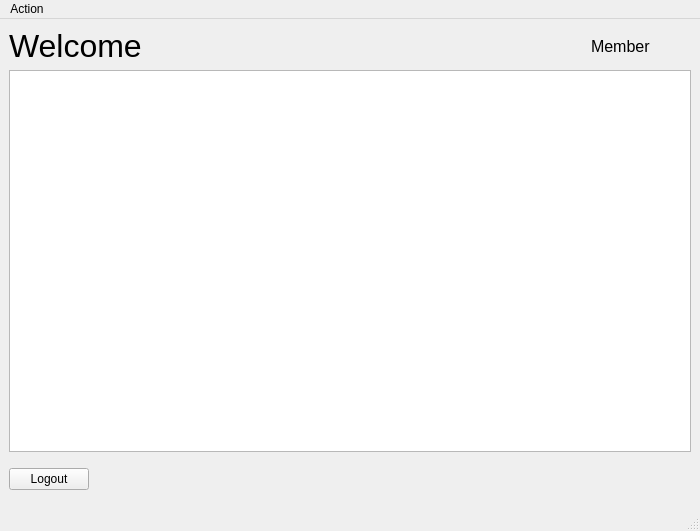
Above: design/Ui_/Member_Form.ui from SufferProgrammer/startup-desktop-python before the change. Below: the same form after it.
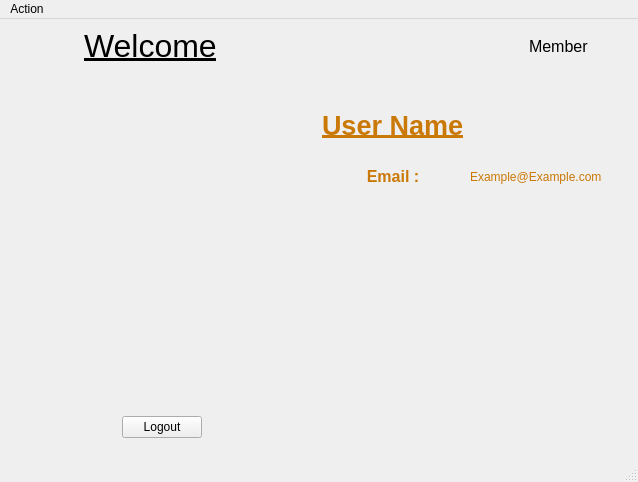
That is the form after the change. Icons and pictures are not drawn.

Commit message: serving user his profile, re-arrange UI structure in register, and member windows, also adding user image for touch(experimental)

Diff of the .ui file:
```diff
--- a/design/Ui_/Member_Form.ui
+++ b/design/Ui_/Member_Form.ui
@@ -6,22 +6,45 @@
    <rect>
     <x>0</x>
     <y>0</y>
-    <width>700</width>
-    <height>531</height>
+    <width>638</width>
+    <height>482</height>
    </rect>
   </property>
+  <property name="maximumSize">
+   <size>
+    <width>638</width>
+    <height>482</height>
+   </size>
+  </property>
   <property name="windowTitle">
    <string>Member</string>
   </property>
   <widget class="QWidget" name="centralwidget">
-   <layout class="QGridLayout" name="gridLayout">
+   <layout class="QGridLayout" name="gridLayout_4">
     <item row="0" column="0">
      <layout class="QHBoxLayout" name="horizontalLayout">
+      <item>
+       <spacer name="horizontalSpacer_6">
+        <property name="orientation">
+         <enum>Qt::Horizontal</enum>
+        </property>
+        <property name="sizeType">
+         <enum>QSizePolicy::Fixed</enum>
+        </property>
+        <property name="sizeHint" stdset="0">
+         <size>
+          <width>75</width>
+          <height>20</height>
+         </size>
+        </property>
+       </spacer>
+      </item>
       <item>
        <widget class="QLabel" name="label">
         <property name="font">
          <font>
           <pointsize>24</pointsize>
+          <underline>true</underline>
          </font>
         </property>
         <property name="text">
@@ -74,43 +97,63 @@
     </item>
     <item row="1" column="0">
      <layout class="QGridLayout" name="gridLayout_2">
-      <item row="1" column="1">
-       <spacer name="verticalSpacer">
+      <item row="1" column="2">
+       <spacer name="horizontalSpacer_3">
         <property name="orientation">
-         <enum>Qt::Vertical</enum>
-        </property>
-        <property name="sizeType">
-         <enum>QSizePolicy::Fixed</enum>
+         <enum>Qt::Horizontal</enum>
         </property>
         <property name="sizeHint" stdset="0">
          <size>
-          <width>20</width>
-          <height>10</height>
+          <width>40</width>
+          <height>20</height>
          </size>
         </property>
        </spacer>
       </item>
-      <item row="0" column="1">
-       <layout class="QVBoxLayout" name="verticalLayout">
+      <item row="0" column="0">
+       <layout class="QHBoxLayout" name="horizontalLayout_3">
         <item>
-         <widget class="QTableView" name="tableView"/>
+         <spacer name="horizontalSpacer_4">
+          <property name="orientation">
+           <enum>Qt::Horizontal</enum>
+          </property>
+          <property name="sizeHint" stdset="0">
+           <size>
+            <width>40</width>
+            <height>20</height>
+           </size>
+          </property>
+         </spacer>
+        </item>
+        <item>
+         <widget class="QLabel" name="label_7">
+          <property name="text">
+           <string/>
+          </property>
+          <property name="pixmap">
+           <pixmap resource="../resource/resource.qrc">:/Image/image/python-256.png</pixmap>
+          </property>
+          <property name="alignment">
+           <set>Qt::AlignCenter</set>
+          </property>
+         </widget>
+        </item>
+        <item>
+         <spacer name="horizontalSpacer_5">
+          <property name="orientation">
+           <enum>Qt::Horizontal</enum>
+          </property>
+          <property name="sizeHint" stdset="0">
+           <size>
+            <width>40</width>
+            <height>20</height>
+           </size>
+          </property>
+         </spacer>
         </item>
        </layout>
       </item>
-      <item row="2" column="1">
-       <widget class="QPushButton" name="pushButton">
-        <property name="sizePolicy">
-         <sizepolicy hsizetype="Fixed" vsizetype="Fixed">
-          <horstretch>0</horstretch>
-          <verstretch>0</verstretch>
-         </sizepolicy>
-        </property>
-        <property name="text">
-         <string>Logout</string>
-        </property>
-       </widget>
-      </item>
-      <item row="3" column="1">
+      <item row="3" column="0">
        <spacer name="verticalSpacer_2">
         <property name="orientation">
          <enum>Qt::Vertical</enum>
@@ -121,11 +164,168 @@
         <property name="sizeHint" stdset="0">
          <size>
           <width>20</width>
-          <height>10</height>
+          <height>13</height>
          </size>
         </property>
        </spacer>
       </item>
+      <item row="1" column="0">
+       <spacer name="verticalSpacer">
+        <property name="orientation">
+         <enum>Qt::Vertical</enum>
+        </property>
+        <property name="sizeType">
+         <enum>QSizePolicy::Fixed</enum>
+        </property>
+        <property name="sizeHint" stdset="0">
+         <size>
+          <width>20</width>
+          <height>13</height>
+         </size>
+        </property>
+       </spacer>
+      </item>
+      <item row="0" column="2">
+       <layout class="QGridLayout" name="gridLayout_3">
+        <item row="4" column="1">
+         <spacer name="verticalSpacer_3">
+          <property name="orientation">
+           <enum>Qt::Vertical</enum>
+          </property>
+          <property name="sizeHint" stdset="0">
+           <size>
+            <width>20</width>
+            <height>40</height>
+           </size>
+          </property>
+         </spacer>
+        </item>
+        <item row="0" column="1">
+         <spacer name="verticalSpacer_4">
+          <property name="orientation">
+           <enum>Qt::Vertical</enum>
+          </property>
+          <property name="sizeType">
+           <enum>QSizePolicy::Fixed</enum>
+          </property>
+          <property name="sizeHint" stdset="0">
+           <size>
+            <width>20</width>
+            <height>40</height>
+           </size>
+          </property>
+         </spacer>
+        </item>
+        <item row="3" column="0">
+         <layout class="QGridLayout" name="gridLayout">
+          <item row="2" column="0">
+           <widget class="QLabel" name="emailLabel">
+            <property name="sizePolicy">
+             <sizepolicy hsizetype="Preferred" vsizetype="Preferred">
+              <horstretch>0</horstretch>
+              <verstretch>0</verstretch>
+             </sizepolicy>
+            </property>
+            <property name="font">
+             <font>
+              <pointsize>12</pointsize>
+              <weight>75</weight>
+              <bold>true</bold>
+             </font>
+            </property>
+            <property name="styleSheet">
+             <string notr="true">color: rgb(202, 120, 6);</string>
+            </property>
+            <property name="text">
+             <string>Email :</string>
+            </property>
+            <property name="alignment">
+             <set>Qt::AlignCenter</set>
+            </property>
+           </widget>
+          </item>
+          <item row="0" column="0">
+           <widget class="QLabel" name="Username">
+            <property name="font">
+             <font>
+              <pointsize>20</pointsize>
+              <weight>75</weight>
+              <bold>true</bold>
+              <underline>true</underline>
+             </font>
+            </property>
+            <property name="styleSheet">
+             <string notr="true">color:rgb(202, 120, 6);</string>
+            </property>
+            <property name="text">
+             <string>User Name</string>
+            </property>
+            <property name="alignment">
+             <set>Qt::AlignLeading|Qt::AlignLeft|Qt::AlignVCenter</set>
+            </property>
+           </widget>
+          </item>
+          <item row="1" column="0">
+           <spacer name="verticalSpacer_5">
+            <property name="orientation">
+             <enum>Qt::Vertical</enum>
+            </property>
+            <property name="sizeType">
+             <enum>QSizePolicy::Fixed</enum>
+            </property>
+            <property name="sizeHint" stdset="0">
+             <size>
+              <width>20</width>
+              <height>20</height>
+             </size>
+            </property>
+           </spacer>
+          </item>
+          <item row="2" column="1">
+           <layout class="QHBoxLayout" name="horizontalLayout_2">
+            <item>
+             <widget class="QLabel" name="Email">
+              <property name="font">
+               <font>
+                <pointsize>9</pointsize>
+                <weight>50</weight>
+                <bold>false</bold>
+               </font>
+              </property>
+              <property name="styleSheet">
+               <string notr="true">color: rgb(202, 120, 6);</string>
+              </property>
+              <property name="text">
+               <string>Example@Example.com</string>
+              </property>
+              <property name="alignment">
+               <set>Qt::AlignLeading|Qt::AlignLeft|Qt::AlignVCenter</set>
+              </property>
+             </widget>
+            </item>
+           </layout>
+          </item>
+         </layout>
+        </item>
+       </layout>
+      </item>
+      <item row="2" column="0">
+       <layout class="QHBoxLayout" name="horizontalLayout_4">
+        <item>
+         <widget class="QPushButton" name="pushButton">
+          <property name="sizePolicy">
+           <sizepolicy hsizetype="Fixed" vsizetype="Fixed">
+            <horstretch>0</horstretch>
+            <verstretch>0</verstretch>
+           </sizepolicy>
+          </property>
+          <property name="text">
+           <string>Logout</string>
+          </property>
+         </widget>
+        </item>
+       </layout>
+      </item>
      </layout>
     </item>
    </layout>
@@ -135,7 +335,7 @@
     <rect>
      <x>0</x>
      <y>0</y>
-     <width>700</width>
+     <width>638</width>
      <height>23</height>
     </rect>
    </property>
```
Left out of the diff: 5 changed lines with no effect on the pictures. The commit also changes 9 other files.
